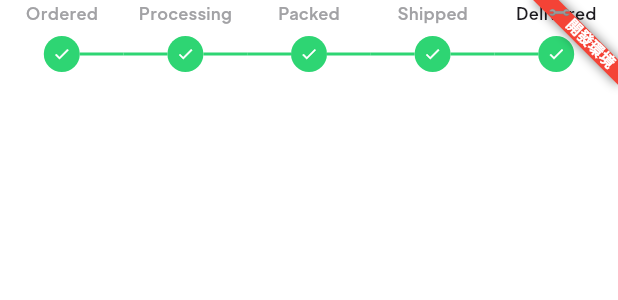
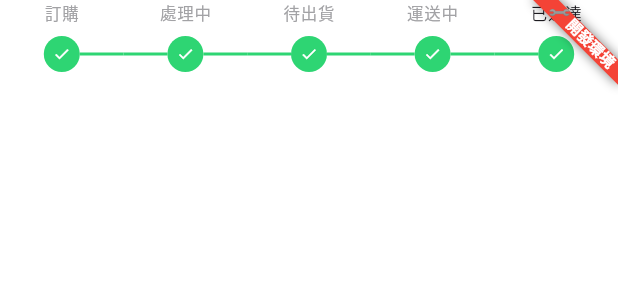
Before and after one commit to beta0221/kingpork-app, a Flutter app: the OrderProgress widget shown alone on an empty page, opened directly with empty values, on a phone screen of 412 x 824 dp. Shown: the top 300 px of the screen. Run offline on Flutter 3.47's test engine with Material 3 defaults, Android fonts, the light colour scheme and no system bars; our stand-ins replace cached_network_image, connectivity_plus, flutter_rating_bar, flutter_svg, flutter_widget_from_html_core, form_field_validator and 3 more; missing offline and left inert: flutter_inappwebview; accounts and stored records are empty; network calls fail.

Commit message:
訂單狀態

```diff
--- a/lib/components/order_process.dart
+++ b/lib/components/order_process.dart
@@ -27,7 +27,7 @@ class OrderProgress extends StatelessWidget {
         Expanded(
           child: ProcessDotWithLine(
             isShowLeftLine: false,
-            title: "Ordered",
+            title: "訂購",
             status: orderStatus,
             nextStatus: processingStatus,
           ),
@@ -35,14 +35,14 @@ class OrderProgress extends StatelessWidget {
         Expanded(
           child: ProcessDotWithLine(
             isActive: processingStatus == OrderProcessStatus.processing,
-            title: "Processing",
+            title: "處理中",
             status: processingStatus,
             nextStatus: packedStatus,
           ),
         ),
         Expanded(
           child: ProcessDotWithLine(
-            title: "Packed",
+            title: "待出貨",
             status: packedStatus,
             nextStatus: shippedStatus,
             isActive: packedStatus == OrderProcessStatus.processing,
@@ -50,7 +50,7 @@ class OrderProgress extends StatelessWidget {
         ),
         Expanded(
           child: ProcessDotWithLine(
-            title: "Shipped",
+            title: "運送中",
             status: shippedStatus,
             nextStatus: isCanceled ? OrderProcessStatus.error : deliveredStatus,
             isActive: shippedStatus == OrderProcessStatus.processing,
@@ -59,7 +59,7 @@ class OrderProgress extends StatelessWidget {
         isCanceled
             ? const Expanded(
                 child: ProcessDotWithLine(
-                  title: "Canceled",
+                  title: "已取消",
                   status: OrderProcessStatus.canceled,
                   isShowRightLine: false,
                   isActive: true,
@@ -67,7 +67,7 @@ class OrderProgress extends StatelessWidget {
               )
             : Expanded(
                 child: ProcessDotWithLine(
-                  title: "Delivered",
+                  title: "已送達",
                   status: deliveredStatus,
                   isShowRightLine: false,
                   isActive: deliveredStatus == OrderProcessStatus.done,
--- a/lib/components/order_status_card.dart
+++ b/lib/components/order_status_card.dart
@@ -71,7 +71,7 @@ class OrderStatusCard extends StatelessWidget {
                           ),
                           const SizedBox(height: defaultPadding / 2),
                           Text(
-                            "Placed on $placedOn",
+                            "成立時間： $placedOn",
                             style: Theme.of(context).textTheme.titleSmall,
                           ),
                         ],
--- a/lib/screens/order/views/order_processing_screen.dart
+++ b/lib/screens/order/views/order_processing_screen.dart
@@ -24,7 +24,7 @@ class OrderProcessingScreen extends StatelessWidget {
                 Navigator.pushNamed(context, orderDetailsScreenRoute);
               },
               orderId: "FDS6398220",
-              placedOn: "Jun 10, 2021",
+              placedOn: "2021-07-10",
               orderStatus: OrderProcessStatus.done,
               processingStatus: OrderProcessStatus.processing,
               packedStatus: OrderProcessStatus.notDoneYeat,
```
